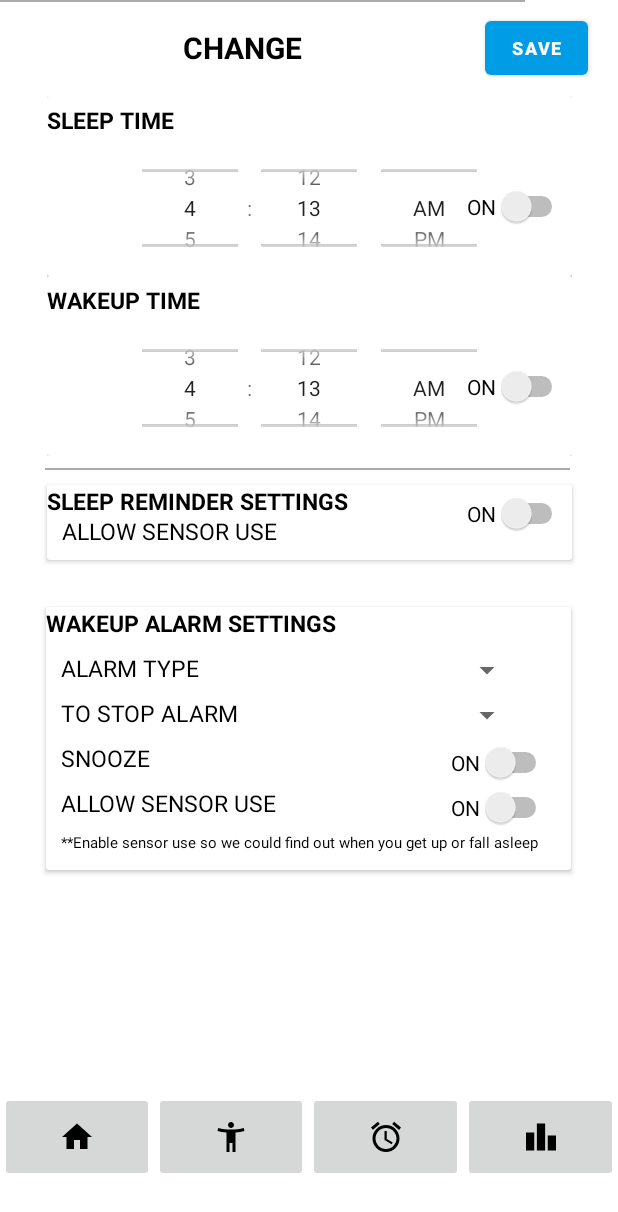
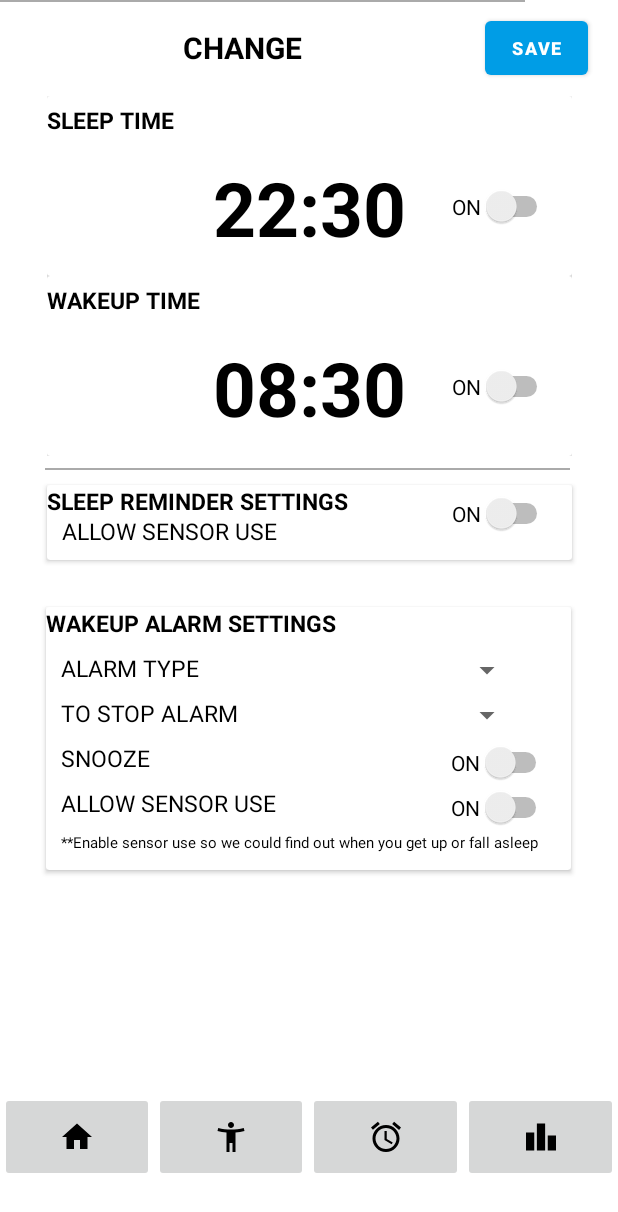
Before and after one commit to kiracus/wellness_studio, an Android app: the layout activity_change_alarm_time.xml on its own in the app's theme, with its tools: preview values and no code run, on a phone screen of 412 x 824 dp. Shown: the top 1212 px of the screen. Run offline under Robolectric (Android 15) with nearby library versions, the phone set to English and light mode, and no system bars.

Commit message:
fix layout issue

```diff
--- a/app/src/main/res/layout/activity_change_alarm_time.xml
+++ b/app/src/main/res/layout/activity_change_alarm_time.xml
@@ -80,11 +80,22 @@
                 android:layout_marginBottom="5dp">
 
 
-                <TimePicker
-                    android:layout_width="wrap_content"
+<!--                <TimePicker-->
+<!--                    android:layout_width="wrap_content"-->
+<!--                    android:layout_height="wrap_content"-->
+<!--                    android:timePickerMode="spinner"-->
+<!--                    android:id="@+id/sleep_timePicker"/>-->
+
+                <TextView
+                    android:layout_width="match_parent"
                     android:layout_height="wrap_content"
-                    android:timePickerMode="spinner"
-                    android:id="@+id/sleep_timePicker"/>
+                    android:id="@+id/sleep_alarm_change_time_TV"
+                    android:text="22:30"
+                    android:textStyle="bold"
+                    android:textColor="@color/black"
+                    android:textAlignment="center"
+                    android:layout_gravity="center"
+                    android:textSize="50sp"/>
 
             </LinearLayout>
 
@@ -95,11 +106,7 @@
                 android:layout_height="wrap_content"
                 android:text="ON"
                 android:layout_marginTop="60dp"
-                android:layout_marginLeft="280dp"/>
-
-
-
-
+                android:layout_marginLeft="270dp"/>
 
 
         </androidx.cardview.widget.CardView>
@@ -129,11 +136,22 @@
                 android:layout_marginBottom="5dp"
                 android:orientation="horizontal">
 
-                <TimePicker
-                    android:layout_width="wrap_content"
+<!--                <TimePicker-->
+<!--                    android:layout_width="wrap_content"-->
+<!--                    android:layout_height="wrap_content"-->
+<!--                    android:timePickerMode="spinner"-->
+<!--                    android:id="@+id/wakeup_timePicker"/>-->
+
+                <TextView
+                    android:layout_width="match_parent"
                     android:layout_height="wrap_content"
-                    android:timePickerMode="spinner"
-                    android:id="@+id/wakeup_timePicker"/>
+                    android:id="@+id/wakeup_alarm_change_time_TV"
+                    android:text="08:30"
+                    android:textColor="@color/black"
+                    android:textStyle="bold"
+                    android:textAlignment="center"
+                    android:layout_gravity="center"
+                    android:textSize="50sp"/>
             </LinearLayout>
 
             <Switch
@@ -142,7 +160,7 @@
                 android:layout_height="wrap_content"
                 android:text="ON"
                 android:layout_marginTop="60dp"
-                android:layout_marginLeft="280dp"/>
+                android:layout_marginLeft="270dp"/>
 
         </androidx.cardview.widget.CardView>
 
@@ -201,7 +219,7 @@
             android:layout_height="wrap_content"
             android:text="ON"
             android:layout_marginTop="5dp"
-            android:layout_marginLeft="280dp"/>
+            android:layout_marginLeft="270dp"/>
 
 
     </androidx.cardview.widget.CardView>
```
Also changed, not shown: app/src/main/java/edu/neu/madcourse/wellness_studio/AlarmSetting.java (+99 -18 lines), app/src/main/java/edu/neu/madcourse/wellness_studio/WakeupSleepGoal.java (+159 -61 lines), app/src/main/res/layout/activity_wakeup_sleep_goal.xml (+16 -14 lines).
